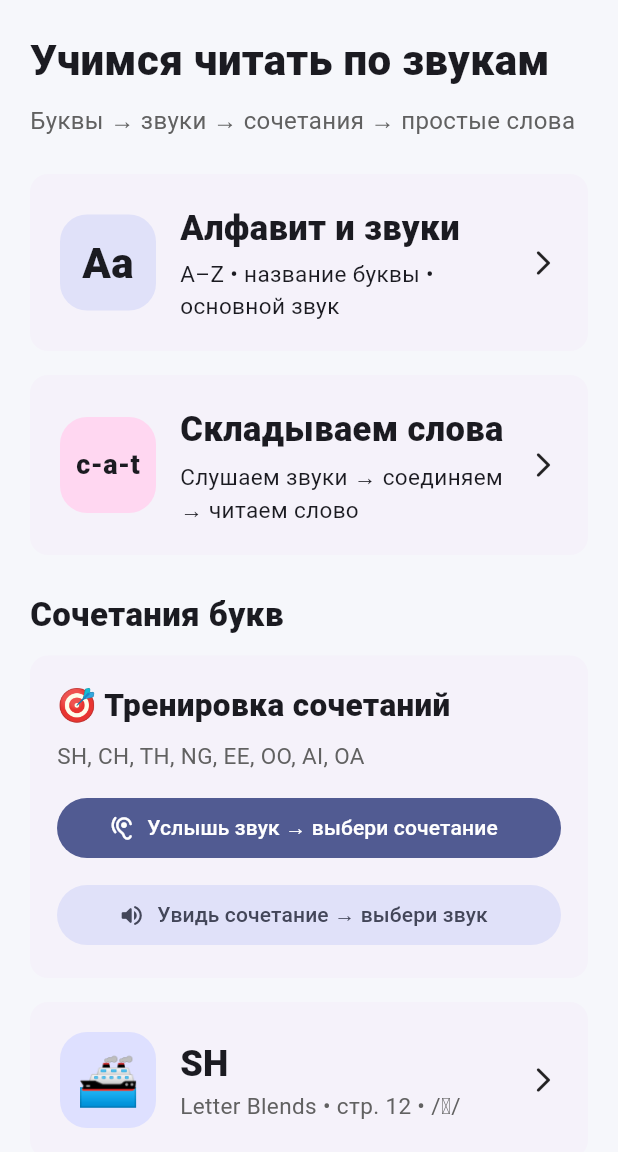
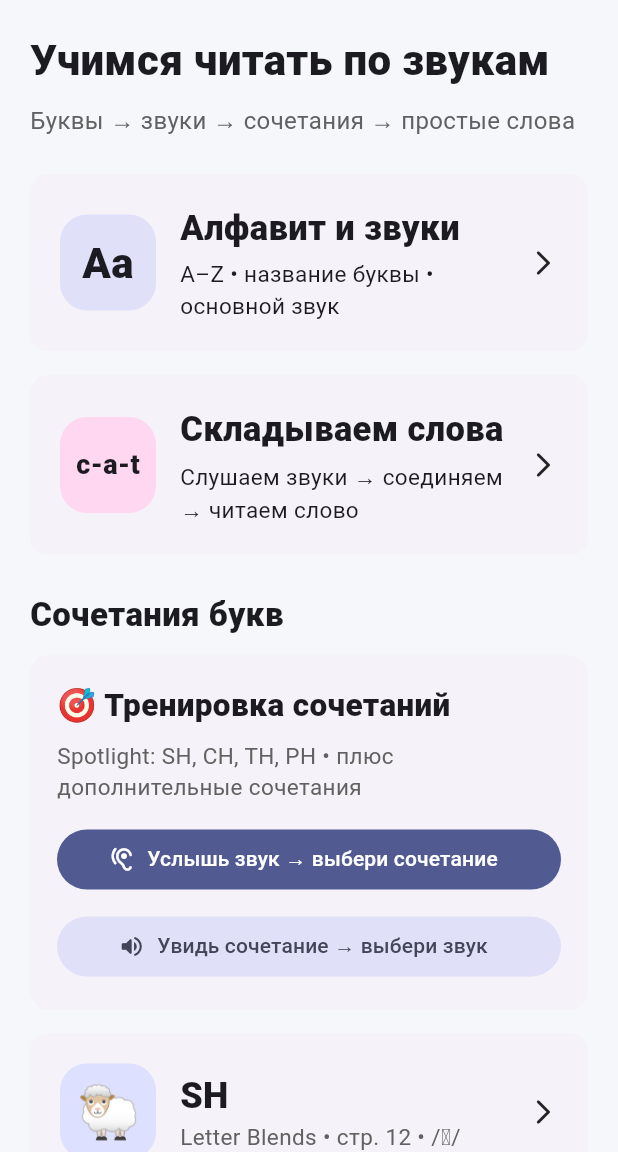
Before and after one commit to mamacita8689-hue/New_english, a Flutter app: the screen it shows after launch, on a phone screen of 412 x 824 dp, the part 84-1236 px from its top. Run offline on Flutter 3.47's test engine with Material 3 defaults, Android fonts, the phone set to English and light mode, and no system bars; our stand-ins replace audioplayers, flutter_tts.

Commit message:
Show PH in Spotlight Letter Blends lessons

```diff
--- a/lib/screens/home_screen.dart
+++ b/lib/screens/home_screen.dart
@@ -127,7 +127,7 @@ class HomeScreen extends StatelessWidget {
                     ),
                     const SizedBox(height: 8),
                     Text(
-                      'SH, CH, TH, NG, EE, OO, AI, OA',
+                      'Spotlight: SH, CH, TH, PH • плюс дополнительные сочетания',
                       style: TextStyle(fontSize: 15, color: Colors.grey.shade700),
                     ),
                     const SizedBox(height: 14),
@@ -167,10 +167,11 @@ class HomeScreen extends StatelessWidget {
               final index = entry.key;
               final lesson = entry.value;
               final emoji = switch (lesson.id) {
-                'sh' => '🚢',
-                'ch' => '🪑',
-                'th_voiceless' => '3️⃣',
+                'sh' => '🐑',
+                'ch' => '🐥',
+                'th_voiceless' => '👍',
                 'th_voiced' => '👉',
+                'ph' => '📷',
                 'ng' => '🎵',
                 'ee' => '👀',
                 'oo_long' => '🌙',
```
